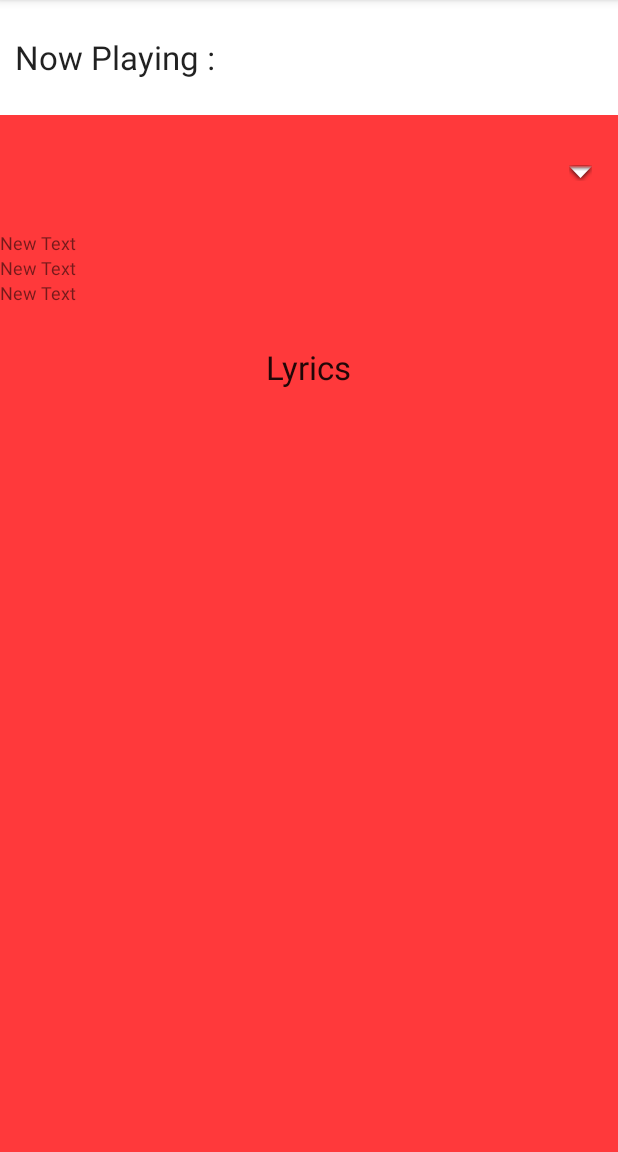
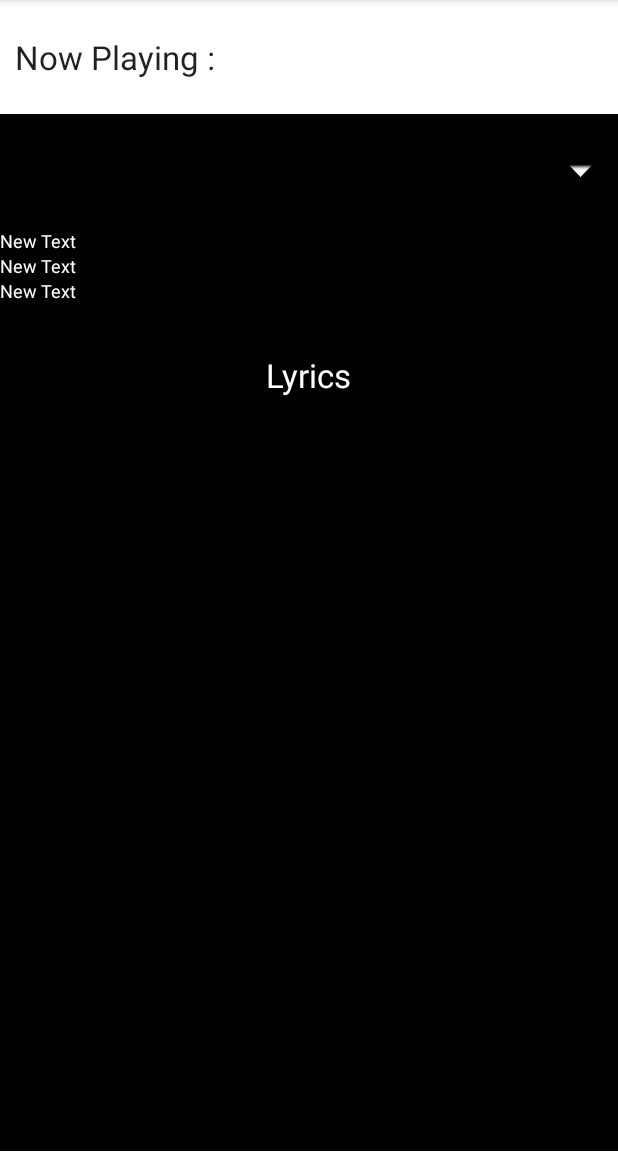
Before and after one commit to eternaltot/SeedApp, an Android app: the fragment FragmentLyrics shown on its own in the app's theme, on a phone screen of 412 x 824 dp, the part 84-1236 px from its top. Run offline under Robolectric (Android 15) with nearby library versions, the phone set to English and light mode, and no system bars; libraries missing offline, so code that uses them is left out: com.google.android.youtube; pictures from the network do not load.

Commit message:
color lyrics

```diff
--- a/app/src/main/res/layout/fragment_lyrics.xml
+++ b/app/src/main/res/layout/fragment_lyrics.xml
@@ -45,7 +45,7 @@
         <RelativeLayout
             android:layout_width="fill_parent"
             android:layout_height="0dp"
-            android:background="#ffff393b"
+            android:background="#000"
             android:layout_weight="2"
             android:gravity="right">
 
@@ -62,13 +62,14 @@
             android:orientation="vertical"
             android:layout_width="match_parent"
             android:layout_height="0dp"
-            android:layout_weight="2"
-            android:background="#ffff393b">
+            android:layout_weight="2.2"
+            android:background="#000">
 
             <TextView
                 android:layout_width="wrap_content"
                 android:layout_height="wrap_content"
                 android:text="New Text"
+                android:textColor="#FFF"
                 android:id="@+id/textView6"
                 android:textSize="12dp" />
 
@@ -77,12 +78,14 @@
                 android:layout_height="wrap_content"
                 android:text="New Text"
                 android:id="@+id/textView7"
+                android:textColor="#FFF"
                 android:textSize="12dp" />
 
             <TextView
                 android:layout_width="wrap_content"
                 android:layout_height="wrap_content"
                 android:text="New Text"
+                android:textColor="#FFF"
                 android:id="@+id/textView8"
                 android:textSize="12dp" />
         </LinearLayout>
@@ -91,7 +94,7 @@
             android:layout_width="fill_parent"
             android:layout_height="0dp"
             android:layout_weight="14"
-            android:background="#ffff393b"
+            android:background="#000"
             >
 
         <LinearLayout
@@ -132,6 +135,7 @@
                     android:textAppearance="?android:attr/textAppearanceLarge"
                     android:text="Lyrics"
                     android:id="@+id/tv_lyrics"
+                    android:textColor="#FFF"
                     android:layout_gravity="center_horizontal" />
 
                 <TextView
@@ -140,6 +144,7 @@
                     android:textAppearance="?android:attr/textAppearanceMedium"
                     android:text=" "
                     android:textSize="12dp"
+                    android:textColor="#FFF"
                     android:id="@+id/lyrics"
                     android:layout_gravity="center_horizontal" />
             </LinearLayout>
```
